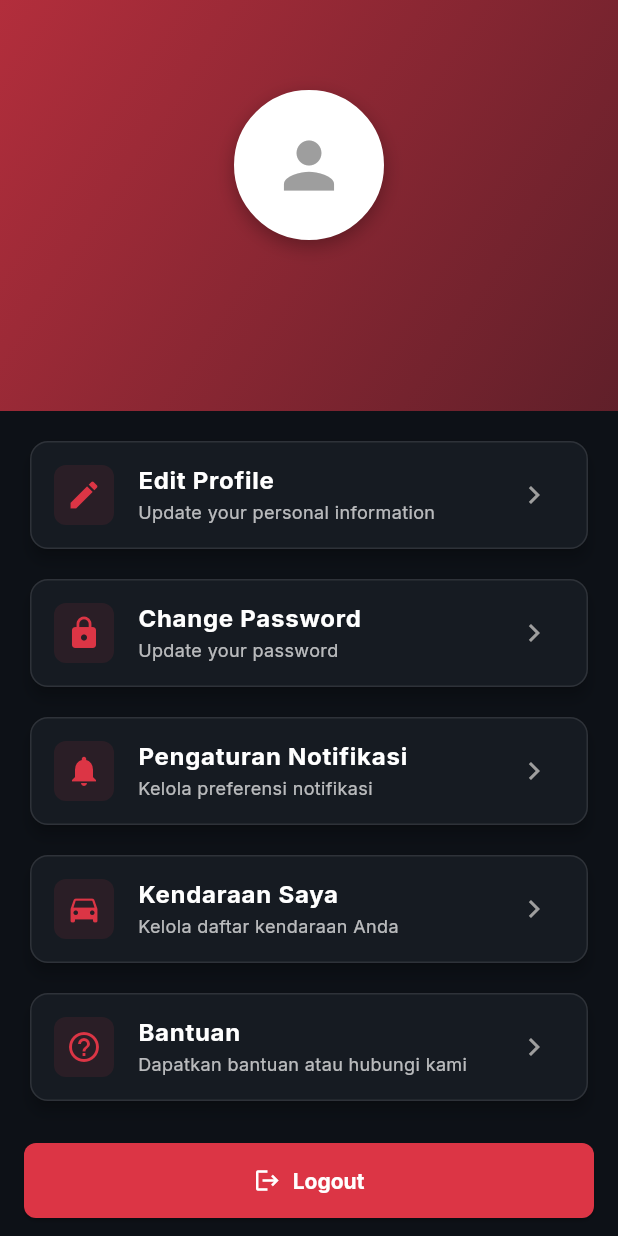
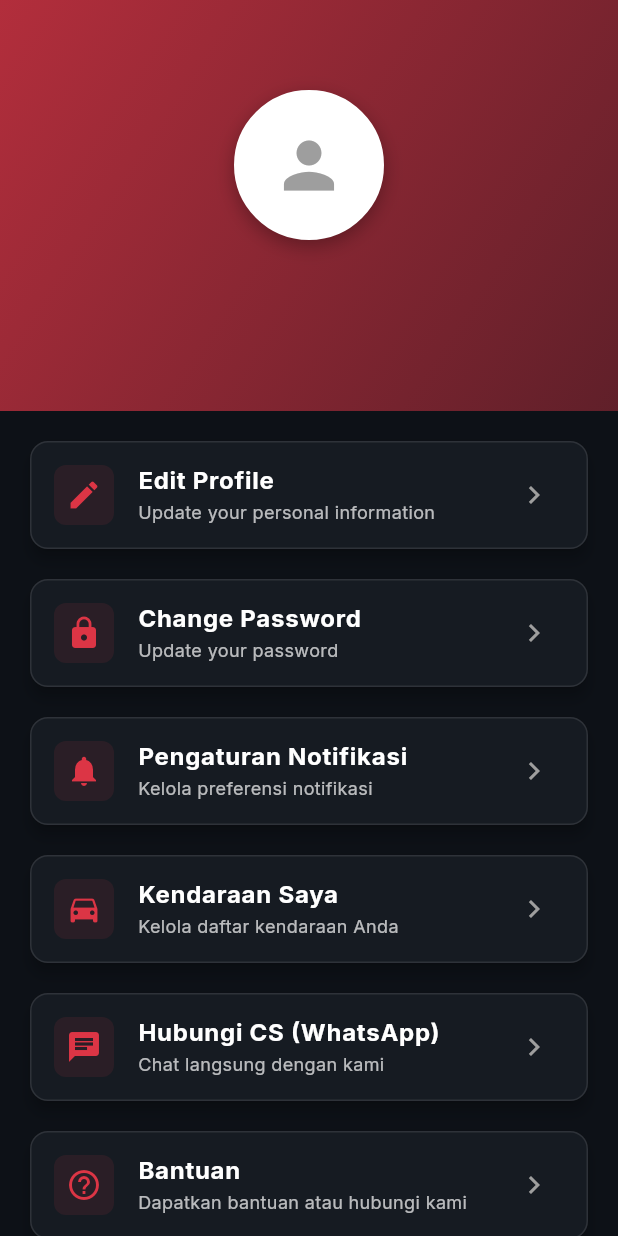
Before and after one commit to tech0608/Garasiffy_project, a Flutter app: the ProfileScreen screen opened directly, on a phone screen of 412 x 824 dp. Run offline on Flutter 3.47's test engine with Material 3 defaults, Android fonts, the phone set to English and light mode, and no system bars; our stand-ins replace cloud_firestore, firebase_auth, firebase_core, flutter_animate, go_router, google_fonts and 3 more; accounts and stored records are empty; network calls fail.

Commit message:
Finalize: Remove demo account, Add WhatsApp CS, Fix Android Permissions

```diff
--- a/lib/screens/profile/help_support_screen.dart
+++ b/lib/screens/profile/help_support_screen.dart
@@ -47,8 +47,8 @@ class HelpSupportScreen extends StatelessWidget {
           ListTile(
             leading: const Icon(Icons.phone, color: Colors.white),
             title: const Text('WhatsApp Admin', style: TextStyle(color: Colors.white)),
-            subtitle: const Text('+62 812-3456-7890', style: TextStyle(color: Colors.grey)),
-            onTap: () => _launchUrl('https://wa.me/6281234567890'),
+            subtitle: const Text('+62 851-5703-3668', style: TextStyle(color: Colors.grey)),
+            onTap: () => _launchUrl('https://wa.me/6285157033668'),
           ),
         ],
       ),
--- a/lib/screens/profile/profile_screen.dart
+++ b/lib/screens/profile/profile_screen.dart
@@ -4,6 +4,7 @@ import 'package:go_router/go_router.dart';
 import '../../theme/app_theme.dart';
 import '../../providers/auth_provider.dart';
 import '../../services/firestore_service.dart';
+import 'package:url_launcher/url_launcher.dart';
 
 class ProfileScreen extends StatelessWidget {
   const ProfileScreen({super.key});
@@ -126,6 +127,22 @@ class ProfileScreen extends StatelessWidget {
                     subtitle: 'Kelola daftar kendaraan Anda',
                     onTap: () {
                       context.push('/vehicles');
+                    },
+                  ),
+                  const SizedBox(height: 12),
+                  _buildMenuCard(
+                    context,
+                    icon: Icons.chat,
+                    title: 'Hubungi CS (WhatsApp)',
+                    subtitle: 'Chat langsung dengan kami',
+                    onTap: () async {
+                       final Uri url = Uri.parse('https://wa.me/6285157033668');
+                       if (!await launchUrl(url, mode: LaunchMode.externalApplication)) {
+                         // ignore: use_build_context_synchronously
+                         if (context.mounted) {
+                            ScaffoldMessenger.of(context).showSnackBar(const SnackBar(content: Text('Tidak dapat membuka WhatsApp')));
+                         }
+                       }
                     },
                   ),
                   const SizedBox(height: 12),
```
Also changed, not shown: lib/screens/auth/login_screen.dart (+1 -45 lines), lib/screens/services/service_detail_screen.dart (+9 -1 lines), 4 other files.
